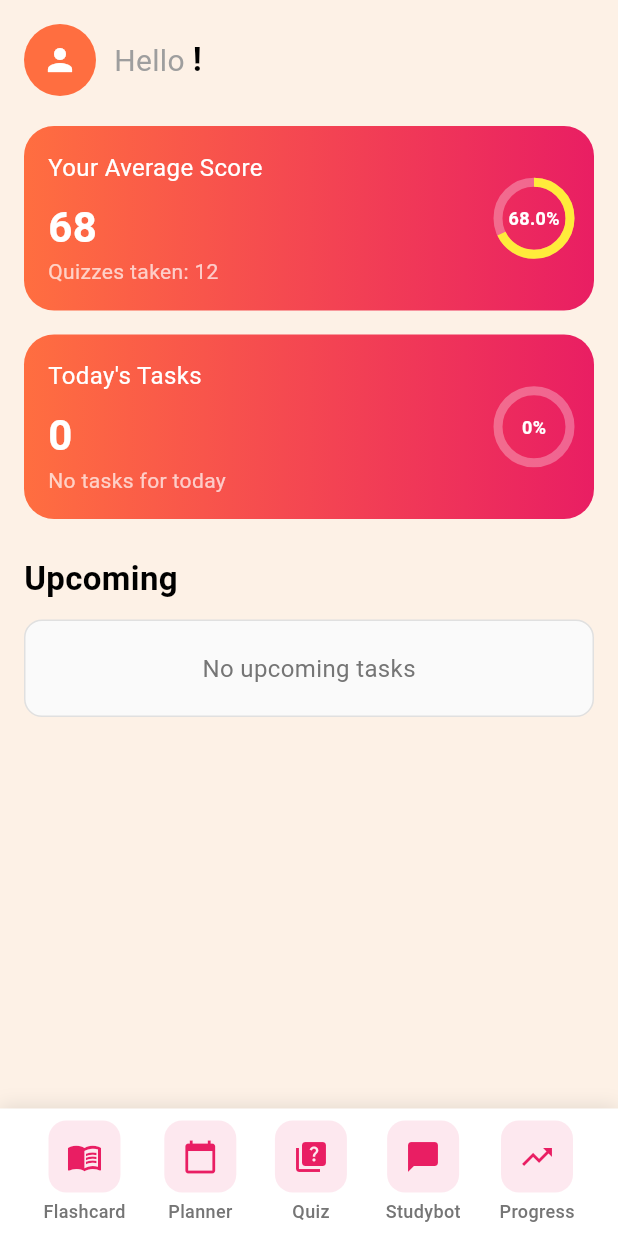
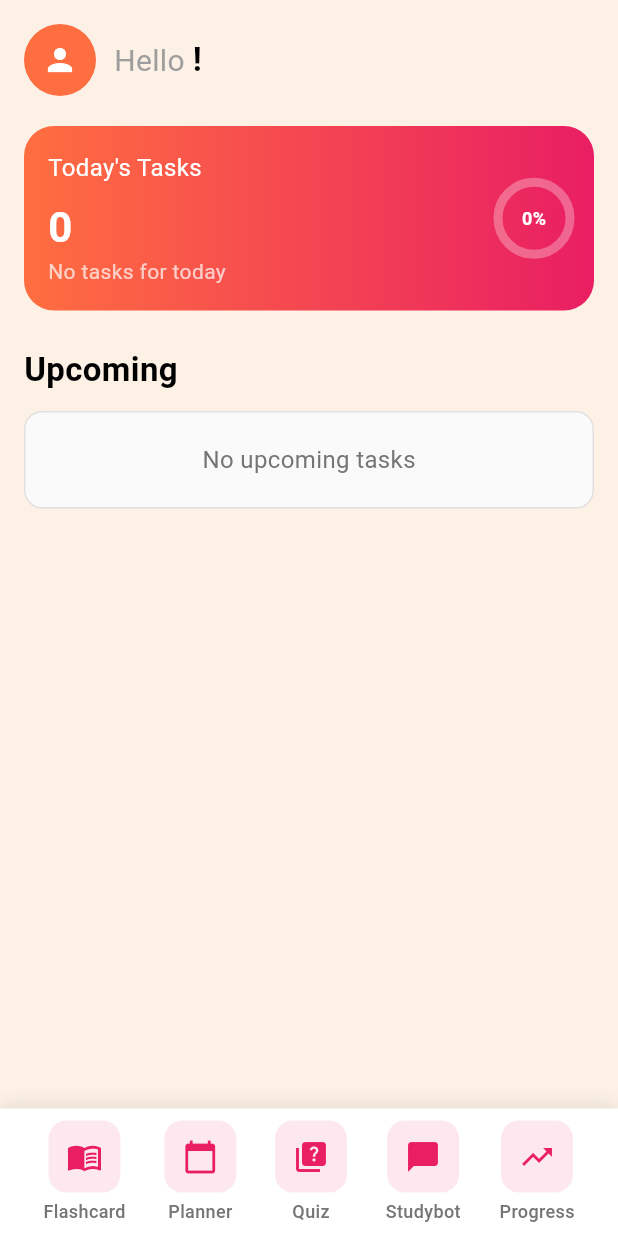
Before and after one commit to sakibahammed/AI-powered-Study-Planner-and-Learning-Assistant, a Flutter app: the screen it shows once a user with an empty profile is signed in, on a phone screen of 412 x 824 dp. Run offline on Flutter 3.47's test engine with Material 3 defaults, Android fonts, the phone set to English and light mode, and no system bars; our stand-ins replace cloud_firestore, file_picker, firebase_auth, firebase_core, flutter_local_notifications, shared_preferences and 2 more; accounts and stored records are empty.

Commit message:
quizz card removed

```diff
--- a/ai_study_planner/lib/screens/dashboard_screen.dart
+++ b/ai_study_planner/lib/screens/dashboard_screen.dart
@@ -178,14 +178,6 @@ class _DashboardScreenState extends State<DashboardScreen>
                     GreetingSection(),
                     const SizedBox(height: 20),
                     StatCard(
-                      title: "Your Average Score",
-                      value: "68",
-                      subtitle: "Quizzes taken: 12",
-                      percentage: 0.68,
-                      percentageText: "68.0%",
-                    ),
-                    const SizedBox(height: 16),
-                    StatCard(
                       title: _getDateTitle(),
                       value: totalTasksCount == 0
                           ? "0"
--- a/ai_study_planner/lib/services/notification_service.dart
+++ b/ai_study_planner/lib/services/notification_service.dart
@@ -161,8 +161,8 @@ class NotificationService {
       // Schedule using zonedSchedule (same as super simple but scheduled)
       await _notifications.zonedSchedule(
         task.id.hashCode,
-        'Get ready to crush ${task.title} and grow! 💪',
-        'Your task "${task.title}" starts in 5 minutes. Time to shine! ✨',
+        '🚀 Time to tackle: ${task.title}!',
+        'Your "${task.title}" task starts in 5 minutes. Let\'s get it done! 💪✨',
         tz.TZDateTime.from(notificationTime, tz.local),
         details,
         androidScheduleMode: AndroidScheduleMode.exactAllowWhileIdle,
```
